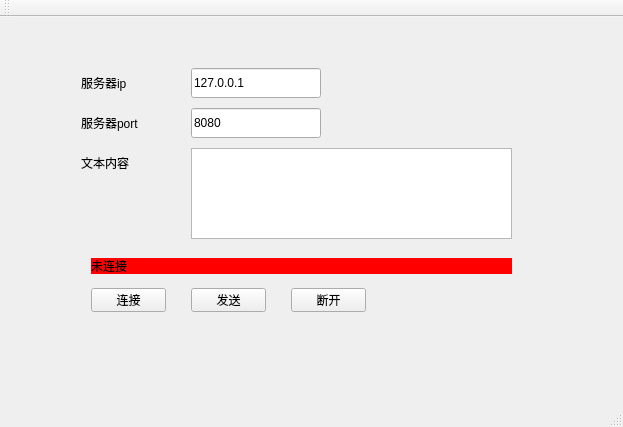
Before: the Qt Designer form QtWidgetsApplication/QtWidgetsApplication.ui in laxmond/QtWidgetsApplication, drawn with Qt 5.
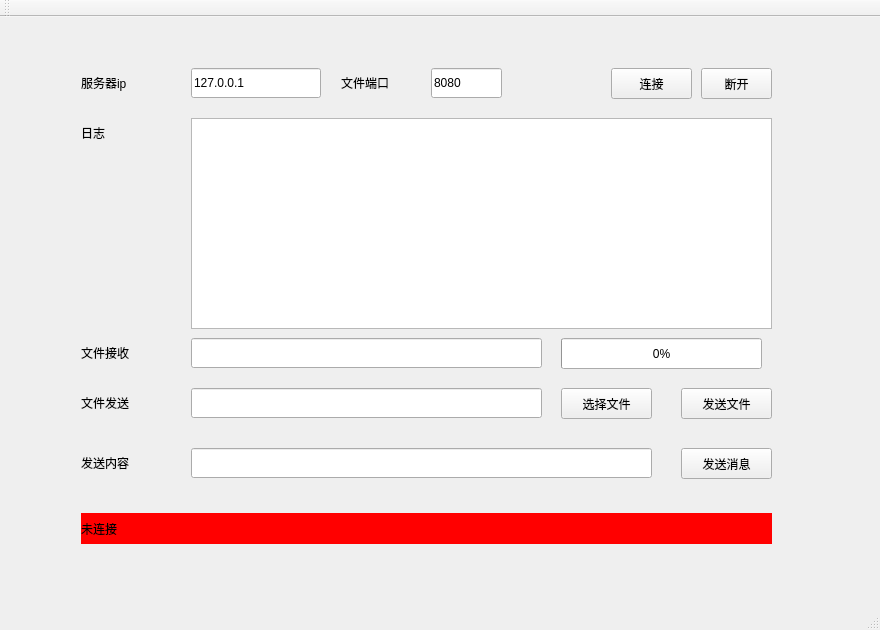
After: the same form once the commit is applied.

Commit message: 文件传输

What changed in the file:
```diff
--- a/QtWidgetsApplication/QtWidgetsApplication.ui
+++ b/QtWidgetsApplication/QtWidgetsApplication.ui
@@ -6,8 +6,8 @@
    <rect>
     <x>0</x>
     <y>0</y>
-    <width>623</width>
-    <height>427</height>
+    <width>880</width>
+    <height>630</height>
    </rect>
   </property>
   <property name="windowTitle">
@@ -39,59 +39,49 @@
       <widget class="QLabel" name="label_2">
        <property name="geometry">
         <rect>
-         <x>70</x>
-         <y>80</y>
+         <x>330</x>
+         <y>40</y>
          <width>70</width>
          <height>30</height>
         </rect>
        </property>
        <property name="text">
-        <string>服务器port</string>
-       </property>
-      </widget>
-      <widget class="QTextEdit" name="txtContent">
-       <property name="geometry">
-        <rect>
-         <x>180</x>
-         <y>120</y>
-         <width>321</width>
-         <height>91</height>
-        </rect>
+        <string>文件端口</string>
        </property>
       </widget>
       <widget class="QLabel" name="label_3">
        <property name="geometry">
         <rect>
          <x>70</x>
-         <y>120</y>
+         <y>90</y>
          <width>70</width>
          <height>30</height>
         </rect>
        </property>
        <property name="text">
-        <string>文本内容</string>
+        <string>日志</string>
        </property>
       </widget>
       <widget class="QPushButton" name="btnSend">
        <property name="geometry">
         <rect>
-         <x>180</x>
-         <y>260</y>
-         <width>75</width>
-         <height>24</height>
+         <x>670</x>
+         <y>420</y>
+         <width>91</width>
+         <height>31</height>
         </rect>
        </property>
        <property name="text">
-        <string>发送</string>
+        <string>发送消息</string>
        </property>
       </widget>
       <widget class="QPushButton" name="btnConnect">
        <property name="geometry">
         <rect>
-         <x>80</x>
-         <y>260</y>
-         <width>75</width>
-         <height>24</height>
+         <x>600</x>
+         <y>40</y>
+         <width>81</width>
+         <height>31</height>
         </rect>
        </property>
        <property name="text">
@@ -101,10 +91,10 @@
       <widget class="QPushButton" name="btnDisconnect">
        <property name="geometry">
         <rect>
-         <x>280</x>
-         <y>260</y>
-         <width>75</width>
-         <height>24</height>
+         <x>690</x>
+         <y>40</y>
+         <width>71</width>
+         <height>31</height>
         </rect>
        </property>
        <property name="text">
@@ -127,9 +117,9 @@
       <widget class="QLineEdit" name="txtPort">
        <property name="geometry">
         <rect>
-         <x>180</x>
-         <y>80</y>
-         <width>130</width>
+         <x>420</x>
+         <y>40</y>
+         <width>71</width>
          <height>30</height>
         </rect>
        </property>
@@ -140,10 +130,10 @@
       <widget class="QLabel" name="clientStatusLabel">
        <property name="geometry">
         <rect>
-         <x>80</x>
-         <y>230</y>
-         <width>421</width>
-         <height>16</height>
+         <x>70</x>
+         <y>485</y>
+         <width>691</width>
+         <height>31</height>
         </rect>
        </property>
        <property name="autoFillBackground">
@@ -156,6 +146,133 @@
         <string>未连接</string>
        </property>
       </widget>
+      <widget class="QLabel" name="label_4">
+       <property name="geometry">
+        <rect>
+         <x>70</x>
+         <y>360</y>
+         <width>70</width>
+         <height>30</height>
+        </rect>
+       </property>
+       <property name="text">
+        <string>文件发送</string>
+       </property>
+      </widget>
+      <widget class="QLineEdit" name="txtSendFileName">
+       <property name="geometry">
+        <rect>
+         <x>180</x>
+         <y>360</y>
+         <width>351</width>
+         <height>30</height>
+        </rect>
+       </property>
+       <property name="text">
+        <string/>
+       </property>
+      </widget>
+      <widget class="QPushButton" name="btnOpenFile">
+       <property name="geometry">
+        <rect>
+         <x>550</x>
+         <y>360</y>
+         <width>91</width>
+         <height>31</height>
+        </rect>
+       </property>
+       <property name="text">
+        <string>选择文件</string>
+       </property>
+      </widget>
+      <widget class="QPushButton" name="btnSendFile">
+       <property name="geometry">
+        <rect>
+         <x>670</x>
+         <y>360</y>
+         <width>91</width>
+         <height>31</height>
+        </rect>
+       </property>
+       <property name="text">
+        <string>发送文件</string>
+       </property>
+      </widget>
+      <widget class="QTextEdit" name="txtLog">
+       <property name="geometry">
+        <rect>
+         <x>180</x>
+         <y>90</y>
+         <width>581</width>
+         <height>211</height>
+        </rect>
+       </property>
+      </widget>
+      <widget class="QLabel" name="label_5">
+       <property name="geometry">
+        <rect>
+         <x>70</x>
+         <y>420</y>
+         <width>70</width>
+         <height>30</height>
+        </rect>
+       </property>
+       <property name="text">
+        <string>发送内容</string>
+       </property>
+      </widget>
+      <widget class="QProgressBar" name="fileProgressBar">
+       <property name="geometry">
+        <rect>
+         <x>550</x>
+         <y>310</y>
+         <width>201</width>
+         <height>31</height>
+        </rect>
+       </property>
+       <property name="value">
+        <number>0</number>
+       </property>
+      </widget>
+      <widget class="QLabel" name="label_6">
+       <property name="geometry">
+        <rect>
+         <x>70</x>
+         <y>310</y>
+         <width>70</width>
+         <height>30</height>
+        </rect>
+       </property>
+       <property name="text">
+        <string>文件接收</string>
+       </property>
+      </widget>
+      <widget class="QLineEdit" name="txtReceiveFileName">
+       <property name="geometry">
+        <rect>
+         <x>180</x>
+         <y>310</y>
+         <width>351</width>
+         <height>30</height>
+        </rect>
+       </property>
+       <property name="text">
+        <string/>
+       </property>
+      </widget>
+      <widget class="QLineEdit" name="txtContent">
+       <property name="geometry">
+        <rect>
+         <x>180</x>
+         <y>420</y>
+         <width>461</width>
+         <height>30</height>
+        </rect>
+       </property>
+       <property name="text">
+        <string/>
+       </property>
+      </widget>
      </widget>
     </item>
    </layout>
```
Left out of the diff: 4 changed lines with no effect on the pictures. The commit also changes 13 other files.
